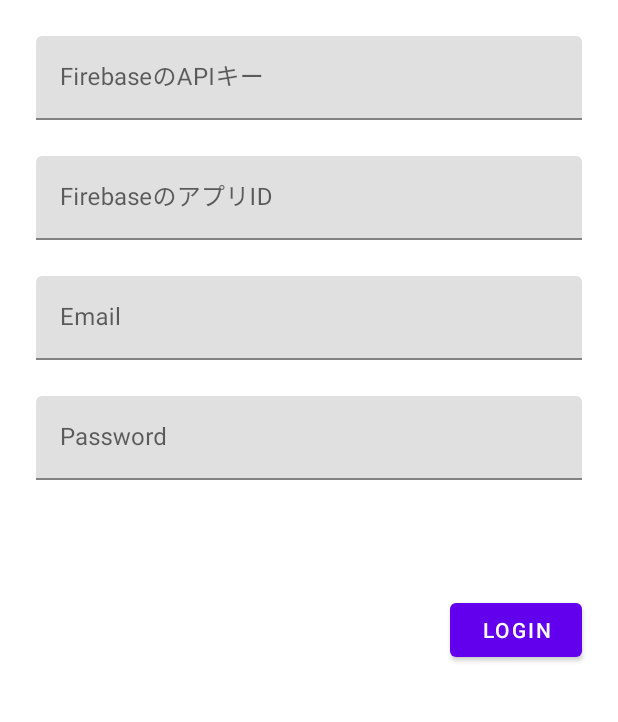
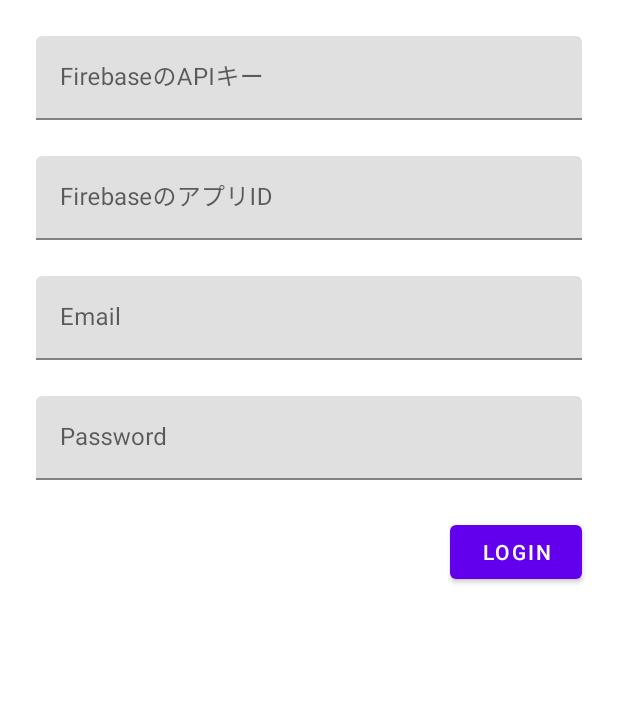
Before and after one commit to blackbracken/neji-android, an Android app: the layout setup_fragment.xml on its own in the app's theme, with its tools: preview values and no code run, on a phone screen of 412 x 824 dp, the part 421-1143 px from its top. Run offline under Robolectric (Android 15) with nearby library versions, the phone set to English and light mode, and no system bars.

Commit message:
remove gravity from bottom

```diff
--- a/app/src/main/res/layout/setup_fragment.xml
+++ b/app/src/main/res/layout/setup_fragment.xml
@@ -132,10 +132,8 @@
             android:layout_marginTop="@dimen/margin_medium"
             android:layout_marginBottom="@dimen/margin_large"
             android:text="@string/setup_text_login"
-            app:layout_constraintBottom_toBottomOf="parent"
             app:layout_constraintEnd_toEndOf="@id/input_login_password"
-            app:layout_constraintTop_toBottomOf="@id/input_login_password"
-            />
+            app:layout_constraintTop_toBottomOf="@id/input_login_password" />
 
     </androidx.constraintlayout.widget.ConstraintLayout>
 </androidx.core.widget.NestedScrollView>
```
